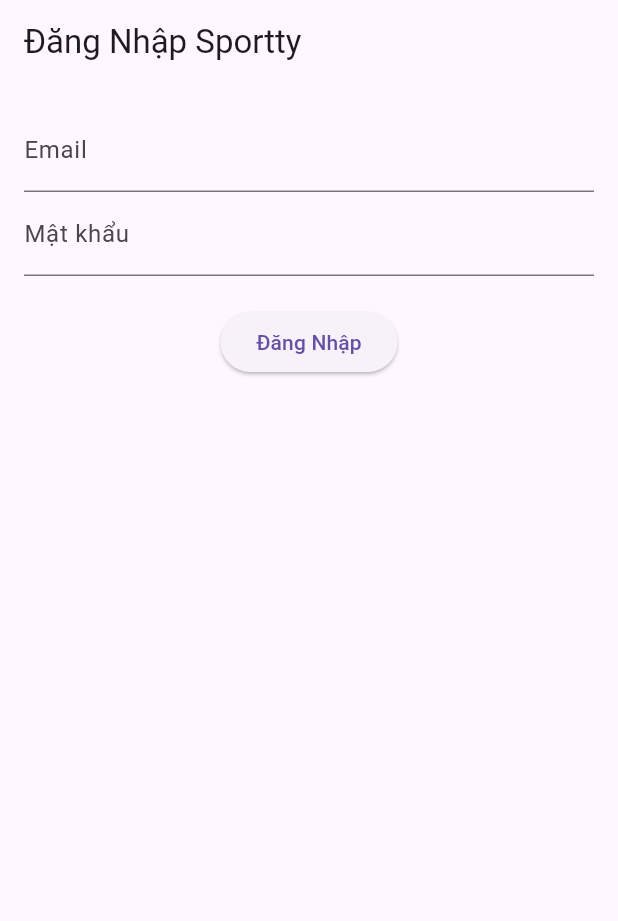
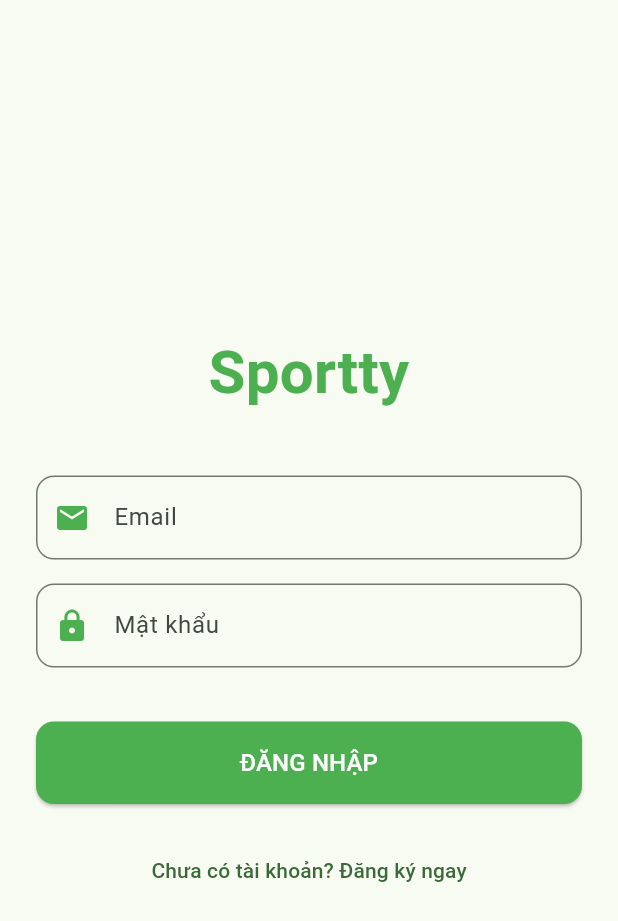
Before and after one commit to duyhub103/Sportty, a Flutter app: the screen it shows after launch, on a phone screen of 412 x 824 dp. Shown: the top 921 px of the screen. Run offline on Flutter 3.47's test engine with Material 3 defaults, Android fonts, the phone set to English and light mode, and no system bars; our stand-ins replace dio, fluttertoast, shared_preferences; accounts and stored records are empty.

Commit message:
feat(UI): Initialize the Core architecture and finalize the Auth flow - Setup cấu trúc thư mục chuẩn MVC/Provider: core, models, providers, screens, services, widgets. - Cấu hình pubspec.yaml với các package cốt lõi (dio, provider, shared_preferences,...). - Khởi tạo ApiClient (Dio) tự động gắn Token và LocalStorage để quản lý phiên đăng nhập. - Tạo UserModel và AuthService tích hợp API Login/Register. - Cài đặt AuthProvider quản lý state đăng nhập, loading và đăng xuất. - Thiết kế UI: Widget CustomTextField, LoginScreen, RegisterScreen, MainScreen. - Cập nhật main.dart: Thêm MultiProvider và logic kiểm tra Token để auto-login.

```diff
--- /dev/null
+++ b/client/lib/core/storage/local_storage.dart
@@ -0,0 +1,25 @@
+import 'package:shared_preferences/shared_preferences.dart';
+
+class LocalStorage {
+  static late SharedPreferences _prefs;
+
+  // Gọi hàm này 1 lần duy nhất lúc mở app
+  static Future<void> init() async {
+    _prefs = await SharedPreferences.getInstance();
+  }
+
+  // lưu Token
+  static Future<void> saveToken(String token) async {
+    await _prefs.setString('token', token);
+  }
+
+  // Lấy Token
+  static String? getToken() {
+    return _prefs.getString('token');
+  }
+
+  // Đăng xuất (Xóa Token)
+  static Future<void> removeToken() async {
+    await _prefs.remove('token');
+  }
+}
--- a/client/lib/main.dart
+++ b/client/lib/main.dart
@@ -2,23 +2,44 @@
 import 'package:provider/provider.dart';
 import 'providers/auth_provider.dart';
 import 'screens/auth/login_screen.dart';
+import 'screens/main/main_screen.dart';
+import 'core/storage/local_storage.dart';
 
-void main() {
-  runApp(MyApp());
-}
+void main() async {
+  // Bắt buộc phải có dòng này khi hàm main() có dùng async/await
+  WidgetsFlutterBinding.ensureInitialized();
 
-class MyApp extends StatelessWidget {
-  @override
-  Widget build(BuildContext context) {
-    return MultiProvider(
+  // Khởi tạo kho lưu trữ cục bộ
+  await LocalStorage.init();
+
+  runApp(
+    // Bọc MultiProvider ở ngoài cùng để sau này nhét các State vào
+    MultiProvider(
       providers: [
         ChangeNotifierProvider(create: (_) => AuthProvider()),
       ],
-      child: MaterialApp(
-        title: 'Sportty',
-        theme: ThemeData(primarySwatch: Colors.blue),
-        home: LoginScreen(), // Chạy màn hình Login đầu tiên
+      child: const SporttyApp(),
+    ),
+  );
+}
+
+class SporttyApp extends StatelessWidget {
+  const SporttyApp({super.key});
+
+  @override
+  Widget build(BuildContext context) {
+
+    // check token
+    final hasToken = LocalStorage.getToken() != null;
+
+    return MaterialApp(
+      title: 'Sportty App',
+      debugShowCheckedModeBanner: false,
+      theme: ThemeData(
+        colorScheme: ColorScheme.fromSeed(seedColor: Colors.green),
+        useMaterial3: true,
       ),
+      home: hasToken ? const MainScreen() : const LoginScreen(),
     );
   }
 }
--- /dev/null
+++ b/client/lib/models/user_model.dart
@@ -0,0 +1,26 @@
+class UserModel {
+  final String id;
+  final String fullName;
+  final String displayName;
+  final String email;
+  final String? avatar; // Có thể null vì người mới chưa có avatar
+
+  UserModel({
+    required this.id,
+    required this.fullName,
+    required this.displayName,
+    required this.email,
+    this.avatar,
+  });
+
+  // Hàm dịch JSON của Postman sang Object Flutter
+  factory UserModel.fromJson(Map<String, dynamic> json) {
+    return UserModel(
+      id: json['id'] ?? json['_id'] ?? '',
+      fullName: json['fullName'] ?? '',
+      displayName: json['displayName'] ?? '',
+      email: json['email'] ?? '',
+      avatar: json['avatar'], // link URL
+    );
+  }
+}
--- a/client/lib/screens/auth/login_screen.dart
+++ b/client/lib/screens/auth/login_screen.dart
@@ -1,66 +1,110 @@
-// UI test
 import 'package:flutter/material.dart';
 import 'package:provider/provider.dart';
+import 'package:fluttertoast/fluttertoast.dart';
 import '../../providers/auth_provider.dart';
+import '../../widgets/custom_text_field.dart';
+import 'register_screen.dart';
+import '../main/main_screen.dart';
 
 class LoginScreen extends StatefulWidget {
+  const LoginScreen({super.key});
+
   @override
-  _LoginScreenState createState() => _LoginScreenState();
+  State<LoginScreen> createState() => _LoginScreenState();
 }
 
 class _LoginScreenState extends State<LoginScreen> {
   final _emailController = TextEditingController();
-  final _passController = TextEditingController();
-
-  void _handleLogin() async {
-    final authProvider = Provider.of<AuthProvider>(context, listen: false);
-
-    // Gọi hàm login bên Provider
-    final success = await authProvider.login(
-      _emailController.text,
-      _passController.text
-    );
-
-    if (success) {
-      // Chuyển sang màn hình Home (Tạm thời in ra console)
-      print("LOGIN THÀNH CÔNG! User: ${authProvider.user}");
-      ScaffoldMessenger.of(context).showSnackBar(SnackBar(content: Text("Đăng nhập thành công!")));
-    } else {
-      // Hiện lỗi
-      ScaffoldMessenger.of(context).showSnackBar(
-        SnackBar(content: Text(authProvider.errorMessage ?? "Lỗi không xác định"))
-      );
-    }
-  }
+  final _passwordController = TextEditingController();
+  final _formKey = GlobalKey<FormState>(); // Dùng để bắt lỗi bỏ trống ô nhập
 
   @override
   Widget build(BuildContext context) {
-    // Lắng nghe state để hiện loading
+    // Lắng nghe xem Provider có đang báo "Loading" không
     final isLoading = context.watch<AuthProvider>().isLoading;
 
     return Scaffold(
-      appBar: AppBar(title: Text("Đăng Nhập Sportty")),
-      body: Padding(
-        padding: const EdgeInsets.all(16.0),
-        child: Column(
-          children: [
-            TextField(
-              controller: _emailController,
-              decoration: InputDecoration(labelText: "Email"),
+      body: SafeArea(
+        child: Padding(
+          padding: const EdgeInsets.all(24.0),
+          child: Form(
+            key: _formKey,
+            child: Column(
+              mainAxisAlignment: MainAxisAlignment.center,
+              crossAxisAlignment: CrossAxisAlignment.stretch,
+              children: [
+                const Text(
+                  'Sportty',
+                  textAlign: TextAlign.center,
+                  style: TextStyle(fontSize: 40, fontWeight: FontWeight.bold, color: Colors.green),
+                ),
+                const SizedBox(height: 40),
+
+                // Lôi viên gạch ra xài
+                CustomTextField(
+                  controller: _emailController,
+                  label: 'Email',
+                  icon: Icons.email,
+                ),
+                CustomTextField(
+                  controller: _passwordController,
+                  label: 'Mật khẩu',
+                  icon: Icons.lock,
+                  isPassword: true,
+                ),
+
+                const SizedBox(height: 20),
+
+                // Nút Đăng nhập
+                ElevatedButton(
+                  style: ElevatedButton.styleFrom(
+                    backgroundColor: Colors.green,
+                    padding: const EdgeInsets.symmetric(vertical: 16),
+                    shape: RoundedRectangleBorder(borderRadius: BorderRadius.circular(12)),
+                  ),
+                  onPressed: isLoading
+                      ? null // Nếu đang loading thì khóa nút lại
+                      : () async {
+                          if (_formKey.currentState!.validate()) {
+                            try {
+                              // Gọi bộ não AuthProvider
+                              await context.read<AuthProvider>().login(
+                                _emailController.text,
+                                _passwordController.text,
+                              );
+                              Fluttertoast.showToast(msg: "Đăng nhập thành công!");
+                              // main_screen
+                              if (context.mounted) {
+                                Navigator.pushReplacement(
+                                  context,
+                                  MaterialPageRoute(builder: (_) => const MainScreen())
+                                );
+                              }
+                            } catch (e) {
+                              Fluttertoast.showToast(
+                                msg: e.toString(),
+                                backgroundColor: Colors.red,
+                              );
+                            }
+                          }
+                        },
+                  child: isLoading
+                      ? const SizedBox(height: 20, width: 20, child: CircularProgressIndicator(color: Colors.white))
+                      : const Text('ĐĂNG NHẬP', style: TextStyle(fontSize: 16, color: Colors.white)),
+                ),
+
+                const SizedBox(height: 20),
+
+                // Nút chuyển sang màn Đăng ký
+                TextButton(
+                  onPressed: () {
+                    Navigator.push(context, MaterialPageRoute(builder: (_) => const RegisterScreen()));
+                  },
+                  child: const Text('Chưa có tài khoản? Đăng ký ngay'),
+                ),
+              ],
             ),
-            TextField(
-              controller: _passController,
-              decoration: InputDecoration(labelText: "Mật khẩu"),
-              obscureText: true,
-            ),
-            SizedBox(height: 20),
-            isLoading
-              ? CircularProgressIndicator() // Nếu đang load thì xoay
-              : ElevatedButton(
-                  onPressed: _handleLogin,
-                  child: Text("Đăng Nhập"),
-                ),
-          ],
+          ),
         ),
       ),
     );
--- /dev/null
+++ b/client/lib/widgets/custom_text_field.dart
@@ -0,0 +1,44 @@
+import 'package:flutter/material.dart';
+
+class CustomTextField extends StatelessWidget {
+  final TextEditingController controller;
+  final String label;
+  final IconData icon;
+  final bool isPassword;
+
+  const CustomTextField({
+    super.key,
+    required this.controller,
+    required this.label,
+    required this.icon,
+    this.isPassword = false,
+  });
+
+  @override
+  Widget build(BuildContext context) {
+    return Padding(
+      padding: const EdgeInsets.only(bottom: 16.0),
+      child: TextFormField(
+        controller: controller,
+        obscureText: isPassword, // Ẩn text nếu là mật khẩu
+        decoration: InputDecoration(
+          labelText: label,
+          prefixIcon: Icon(icon, color: Colors.green),
+          border: OutlineInputBorder(
+            borderRadius: BorderRadius.circular(12),
+          ),
+          focusedBorder: OutlineInputBorder(
+            borderRadius: BorderRadius.circular(12),
+            borderSide: const BorderSide(color: Colors.green, width: 2),
+          ),
+        ),
+        validator: (value) {
+          if (value == null || value.isEmpty) {
+            return 'Vui lòng nhập $label';
+          }
+          return null;
+        },
+      ),
+    );
+  }
+}
```
Also changed, not shown: client/lib/core/constants/api_constants.dart (added, +9 -0 lines), client/lib/core/network/api_client.dart (added, +35 -0 lines), client/lib/providers/auth_provider.dart (+51 -25 lines), client/lib/screens/auth/register_screen.dart (added, +85 -0 lines), client/lib/screens/main/main_screen.dart (added, +43 -0 lines), client/lib/services/auth_service.dart (+27 -22 lines), client/pubspec.yaml (+23 -4 lines), client/lib/widgets/custom_button.dart (added), client/lib/widgets/user_avatar.dart (added), client/pubspec.lock, 5 other files.
